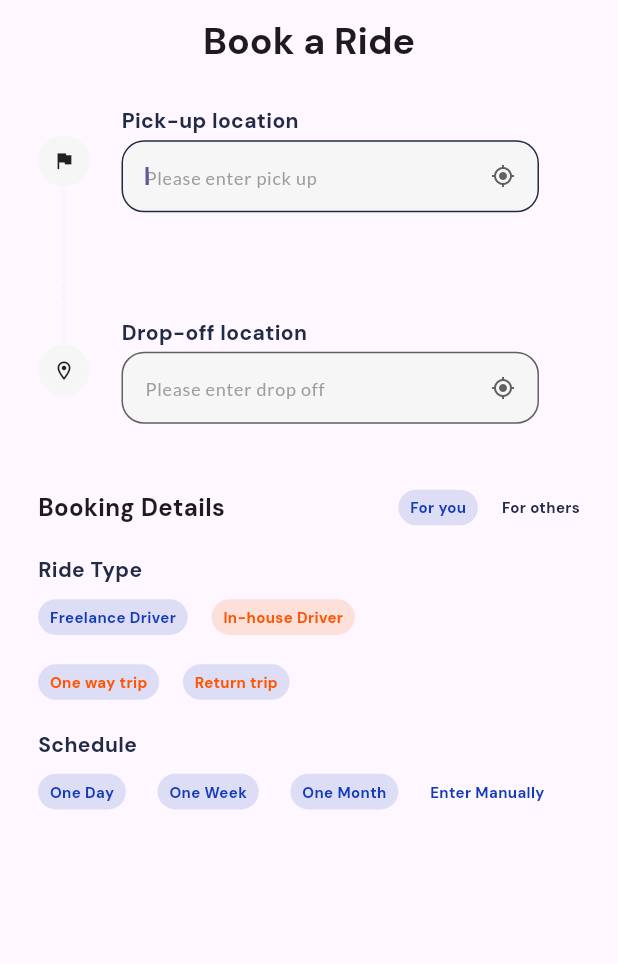
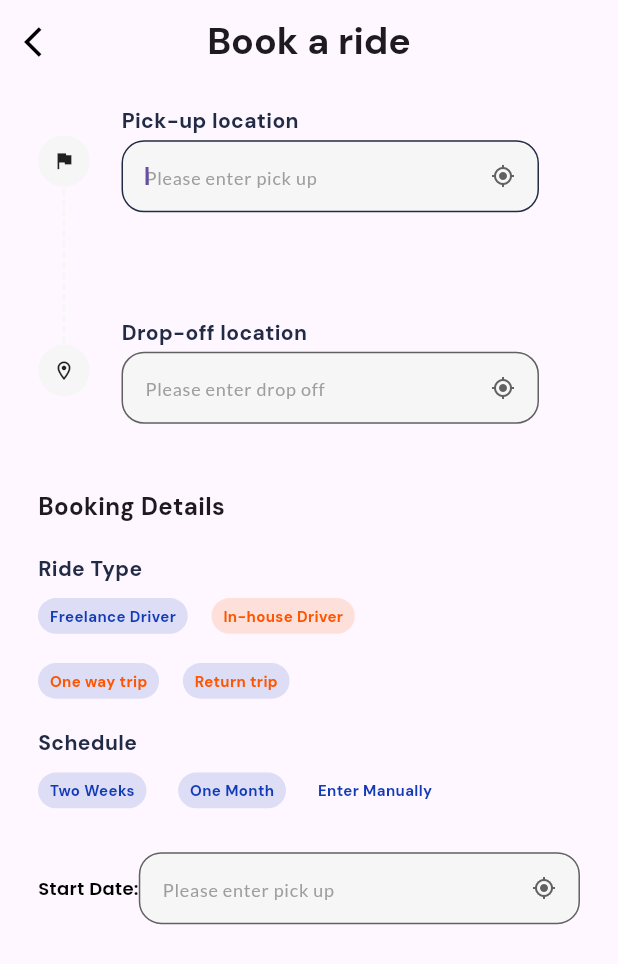
Before and after one commit to Eagle-Wings-Ride/eagleswings-mobile, a Flutter app: the BookRide screen opened directly, on a phone screen of 412 x 824 dp. Shown: the top 964 px of the screen. Run offline on Flutter 3.47's test engine with Material 3 defaults, Android fonts, the phone set to English and light mode, and no system bars; our stand-ins replace audioplayers, connectivity_plus, dartz, equatable, flutter_screenutil, font_awesome_flutter and 13 more; missing offline and left inert: flutter_phone_direct_caller, flutter_polyline_points, mqtt_client; accounts and stored records are empty.

```diff
--- a/lib/presentation/screens/ride/book_ride.dart
+++ b/lib/presentation/screens/ride/book_ride.dart
@@ -34,8 +34,12 @@ class _BookRideState extends State<BookRide> {
         automaticallyImplyLeading: false,
         centerTitle: true,
         title: Text(
-          'Book a Ride',
+          'Book a ride',
           style: GoogleFonts.dmSans(fontSize: 25, fontWeight: FontWeight.bold),
+        ),
+        leading: const Icon(
+          Icons.arrow_back_ios,
+          color: Colors.black,
         ),
       ),
       body: SafeArea(
@@ -200,39 +204,39 @@ class _BookRideState extends State<BookRide> {
                               fontWeight: FontWeight.bold,
                             ),
                           ),
-                          Row(
-                            children: [
-                              Container(
-                                padding: EdgeInsets.symmetric(
-                                  horizontal: 8.h,
-                                  vertical: 5.h,
-                                ),
-                                decoration: BoxDecoration(
-                                  borderRadius: BorderRadius.circular(15),
-                                  color: const Color.fromRGBO(19, 59, 183, .14),
-                                ),
-                                child: Text(
-                                  'For you',
-                                  style: GoogleFonts.dmSans(
-                                    fontSize: 10,
-                                    color: const Color(0xff133BB7),
-                                    fontWeight: FontWeight.bold,
-                                  ),
-                                ),
-                              ),
-                              SizedBox(
-                                width: 15.w,
-                              ),
-                              Text(
-                                'For others',
-                                style: GoogleFonts.dmSans(
-                                  fontSize: 10,
-                                  fontWeight: FontWeight.bold,
-                                  color: textColor,
-                                ),
-                              ),
-                            ],
-                          ),
+                          // Row(
+                          //   children: [
+                          //     Container(
+                          //       padding: EdgeInsets.symmetric(
+                          //         horizontal: 8.h,
+                          //         vertical: 5.h,
+                          //       ),
+                          //       decoration: BoxDecoration(
+                          //         borderRadius: BorderRadius.circular(15),
+                          //         color: const Color.fromRGBO(19, 59, 183, .14),
+                          //       ),
+                          //       child: Text(
+                          //         'For you',
+                          //         style: GoogleFonts.dmSans(
+                          //           fontSize: 10,
+                          //           color: const Color(0xff133BB7),
+                          //           fontWeight: FontWeight.bold,
+                          //         ),
+                          //       ),
+                          //     ),
+                          //     SizedBox(
+                          //       width: 15.w,
+                          //     ),
+                          //     Text(
+                          //       'For others',
+                          //       style: GoogleFonts.dmSans(
+                          //         fontSize: 10,
+                          //         fontWeight: FontWeight.bold,
+                          //         color: textColor,
+                          //       ),
+                          //     ),
+                          //   ],
+                          // ),
                         ],
                       ),
                       SizedBox(
@@ -376,29 +380,7 @@ class _BookRideState extends State<BookRide> {
                                         const Color.fromRGBO(19, 59, 183, .14),
                                   ),
                                   child: Text(
-                                    'One Day',
-                                    style: GoogleFonts.dmSans(
-                                      fontSize: 10,
-                                      color: const Color(0xff133BB7),
-                                      fontWeight: FontWeight.bold,
-                                    ),
-                                  ),
-                                ),
-                                SizedBox(
-                                  width: 20.w,
-                                ),
-                                Container(
-                                  padding: EdgeInsets.symmetric(
-                                    horizontal: 8.h,
-                                    vertical: 5.h,
-                                  ),
-                                  decoration: BoxDecoration(
-                                    borderRadius: BorderRadius.circular(15),
-                                    color:
-                                        const Color.fromRGBO(19, 59, 183, .14),
-                                  ),
-                                  child: Text(
-                                    'One Week',
+                                    'Two Weeks',
                                     style: GoogleFonts.dmSans(
                                       fontSize: 10,
                                       color: const Color(0xff133BB7),
@@ -446,6 +428,46 @@ class _BookRideState extends State<BookRide> {
                       ),
                     ],
                   ),
+                  SizedBox(
+                    height: 20.h,
+                  ),
+                  Column(
+                    children: [
+                      Row(
+                        children: [
+                          Text(
+                            'Start Date:',
+                            style: GoogleFonts.poppins(
+                              fontSize: 12,
+                              color: Colors.black,
+                              fontWeight: FontWeight.w600,
+                            ),
+                          ),
+                          SizedBox(),
+                          Flexible(
+                            child: CustomTextField(
+                              onChanged: (val) {
+                                _uberMapController.getPredictions(
+                                    val, 'source');
+                              },
+                              controller: sourceController
+                                ..text =
+                                    _uberMapController.sourcePlaceName.value,
+                              obscureText: false,
+                              filled: true,
+                              keyboardType: TextInputType.text,
+                              hintText: 'Please enter pick up',
+                              readOnly: false,
+                              suffixIcon: const Icon(
+                                Icons.my_location_outlined,
+                                size: 16,
+                              ),
+                            ),
+                          ),
+                        ],
+                      ),
+                    ],
+                  ),
                 ],
               ),
             ],
--- a/pubspec.yaml
+++ b/pubspec.yaml
@@ -33,10 +33,6 @@ dependencies:
   contacts_service: ^0.6.3
   permission_handler: ^11.3.1
   share_plus: ^9.0.0
-  firebase_core: ^2.32.0
-  firebase_auth: ^4.20.0
-  firebase_messaging: ^14.9.4
-  firebase_database: ^10.5.7
   flutter_screenutil: ^5.9.3
   intl_phone_field: ^3.2.0
   iconsax: ^0.0.8
@@ -58,10 +54,10 @@ dependencies:
   flutter_launcher_icons: ^0.13.1
   flutter_bloc: ^8.1.6
   cloud_firestore: ^4.17.5
-  firebase_storage: ^11.7.7
   intl: ^0.19.0
   rxdart: ^0.28.0
   modal_bottom_sheet: ^3.0.0
+  rename: ^3.0.2
 
 dev_dependencies:
   flutter_test:
```
Also changed, not shown: lib/functions/function.dart (+83 -83 lines), pubspec.lock, 10 other files.
